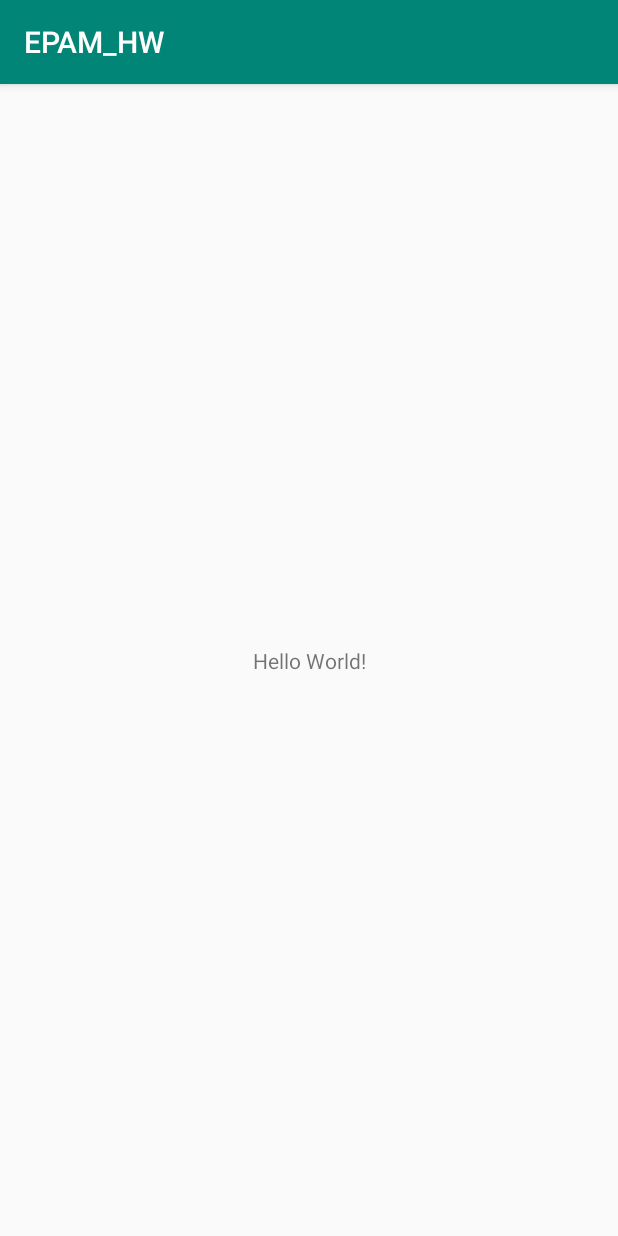
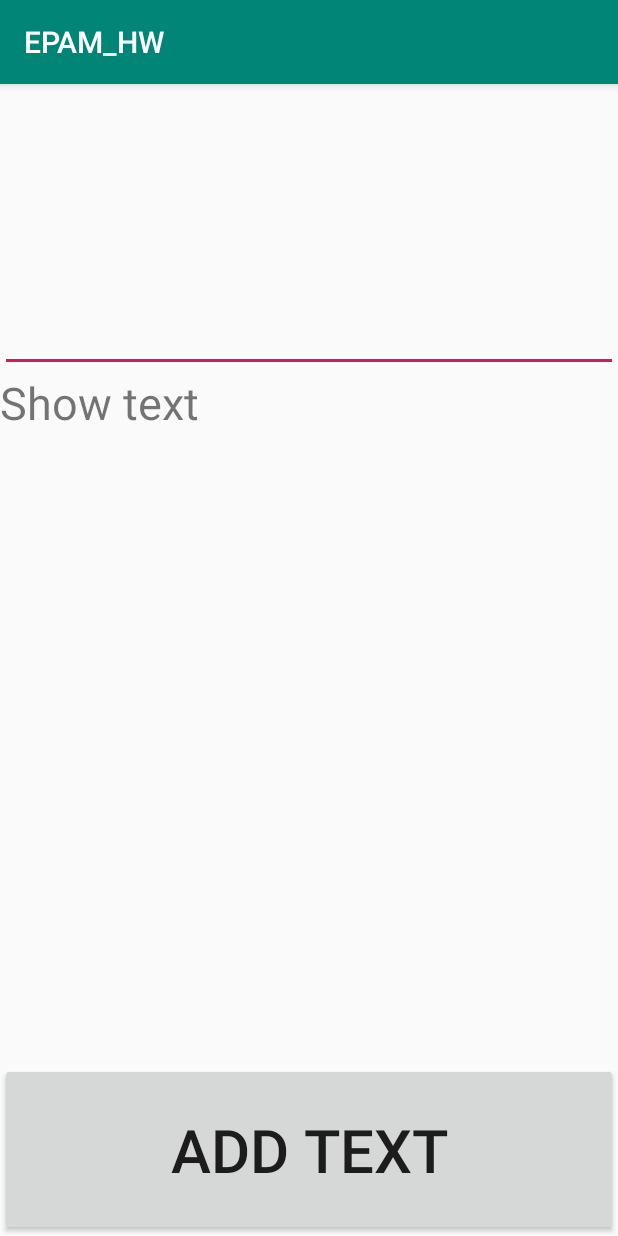
Before and after one commit to AntonLiaskevich/EPAM_HW, an Android app: the screen it shows after launch (MainActivity), on a phone screen of 412 x 824 dp. Run offline under Robolectric (Android 15) with nearby library versions, the phone set to English and light mode, and no system bars.

Commit message:
added fragment

```diff
--- a/app/src/main/java/com/example/user/epam_hw/MainActivity.java
+++ b/app/src/main/java/com/example/user/epam_hw/MainActivity.java
@@ -2,22 +2,13 @@ package com.example.user.epam_hw;
 
 import android.support.v7.app.AppCompatActivity;
 import android.os.Bundle;
-import android.widget.Toast;
+
 public class MainActivity extends AppCompatActivity {
 
     @Override
     protected void onCreate(Bundle savedInstanceState) {
         super.onCreate(savedInstanceState);
         setContentView(R.layout.activity_main);
-        Toast.makeText(getApplicationContext(), "first feature2", Toast.LENGTH_LONG).show();
-        Toast.makeText(getApplicationContext(), "second feature2", Toast.LENGTH_LONG).show();
-        Toast.makeText(getApplicationContext(), "first feature1", Toast.LENGTH_LONG).show();
-        Toast.makeText(getApplicationContext(), "second feature1", Toast.LENGTH_LONG).show();
-        Toast.makeText(getApplicationContext(), "third feature1", Toast.LENGTH_LONG).show();
+    }
 
-
-        Toast.makeText(getApplicationContext(), "third feature2", Toast.LENGTH_LONG).show();
-
-        Toast.makeText(getApplicationContext(), "using stash", Toast.LENGTH_LONG).show();
-    }
 }
--- /dev/null
+++ b/app/src/main/java/com/example/user/epam_hw/SimpleFragment.java
@@ -0,0 +1,49 @@
+package com.example.user.epam_hw;
+
+import android.support.v4.app.Fragment;
+import android.os.Bundle;
+import android.support.annotation.NonNull;
+import android.support.annotation.Nullable;
+import android.view.LayoutInflater;
+import android.view.View;
+import android.view.ViewGroup;
+import android.widget.Button;
+import android.widget.EditText;
+import android.widget.TextView;
+
+
+public class SimpleFragment extends Fragment {
+    private static final String simpleFragment = "simpleFragment";
+    private EditText editText;
+    private TextView textView;
+
+    @Override
+    public View onCreateView(@NonNull LayoutInflater inflater, ViewGroup container, Bundle savedInstanceState) {
+        return inflater.inflate(R.layout.fragment_simple, container, false);
+    }
+
+    @Override
+    public void onViewCreated(@NonNull View view, Bundle savedInstanceState) {
+        editText = view.findViewById(R.id.editText);
+        Button addTextButton = view.findViewById(R.id.addTextButton);
+        textView = view.findViewById(R.id.textView);
+
+        if (savedInstanceState != null) {
+            textView.setText(savedInstanceState.getString(simpleFragment));
+        }
+
+        addTextButton.setOnClickListener(new View.OnClickListener() {
+            @Override
+            public void onClick(View v) {
+                textView.append("\n"+editText.getText());
+            }
+        });
+    }
+
+    @Override
+    public void onSaveInstanceState(@NonNull Bundle outState) {
+        super.onSaveInstanceState(outState);
+
+        outState.putString(simpleFragment, textView.getText().toString());
+    }
+}
--- a/app/src/main/res/layout/activity_main.xml
+++ b/app/src/main/res/layout/activity_main.xml
@@ -1,18 +1,15 @@
 <?xml version="1.0" encoding="utf-8"?>
-<android.support.constraint.ConstraintLayout xmlns:android="http://schemas.android.com/apk/res/android"
-    xmlns:app="http://schemas.android.com/apk/res-auto"
+<LinearLayout xmlns:android="http://schemas.android.com/apk/res/android"
     xmlns:tools="http://schemas.android.com/tools"
     android:layout_width="match_parent"
     android:layout_height="match_parent"
+    android:orientation="vertical"
     tools:context=".MainActivity">
 
-    <TextView
-        android:layout_width="wrap_content"
-        android:layout_height="wrap_content"
-        android:text="Hello World!"
-        app:layout_constraintBottom_toBottomOf="parent"
-        app:layout_constraintLeft_toLeftOf="parent"
-        app:layout_constraintRight_toRightOf="parent"
-        app:layout_constraintTop_toTopOf="parent" />
+    <fragment
+        android:id="@+id/list"
+        android:name="com.example.user.epam_hw.SimpleFragment"
+        android:layout_width="match_parent"
+        android:layout_height="match_parent" />
 
-</android.support.constraint.ConstraintLayout>
+</LinearLayout>
--- /dev/null
+++ b/app/src/main/res/layout/fragment_simple.xml
@@ -0,0 +1,32 @@
+<?xml version="1.0" encoding="utf-8"?>
+<LinearLayout xmlns:android="http://schemas.android.com/apk/res/android"
+    xmlns:tools="http://schemas.android.com/tools"
+    android:layout_width="match_parent"
+    android:layout_height="match_parent"
+    android:orientation="vertical"
+    android:weightSum="20">
+
+    <EditText
+        android:id="@+id/editText"
+        android:layout_width="match_parent"
+        android:layout_height="0dp"
+        android:layout_weight="5"
+        android:textSize="24sp"
+        tools:ignore="Autofill,LabelFor,TextFields" />
+
+    <TextView
+        android:id="@+id/textView"
+        android:layout_width="match_parent"
+        android:layout_height="0dp"
+        android:layout_weight="12"
+        android:text="@string/showText"
+        android:textSize="30sp" />
+
+    <Button
+        android:id="@+id/addTextButton"
+        android:layout_width="match_parent"
+        android:layout_height="0dp"
+        android:layout_weight="3"
+        android:text="@string/addText"
+        android:textSize="40sp"/>
+</LinearLayout>
--- a/app/src/main/res/values/strings.xml
+++ b/app/src/main/res/values/strings.xml
@@ -1,3 +1,5 @@
 <resources>
     <string name="app_name">EPAM_HW</string>
+    <string name="addText">Add text</string>
+    <string name="showText">Show text</string>
 </resources>
```
